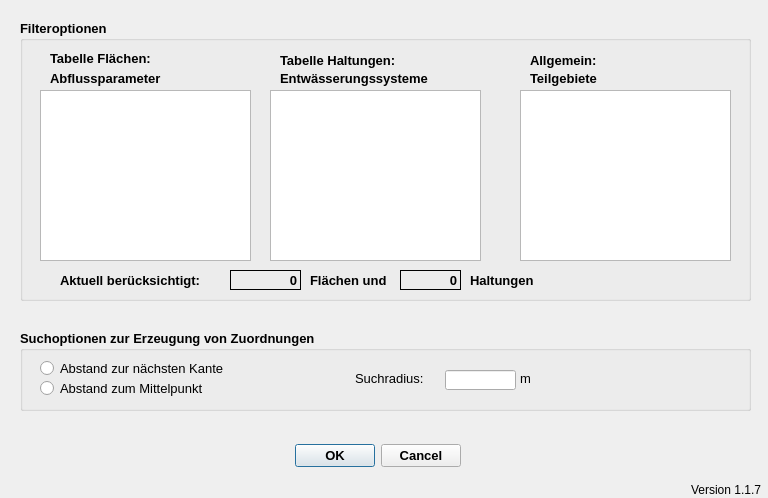
Before: the Qt Designer form application_createlines.ui in hoettges/QKan, drawn with Qt 5.
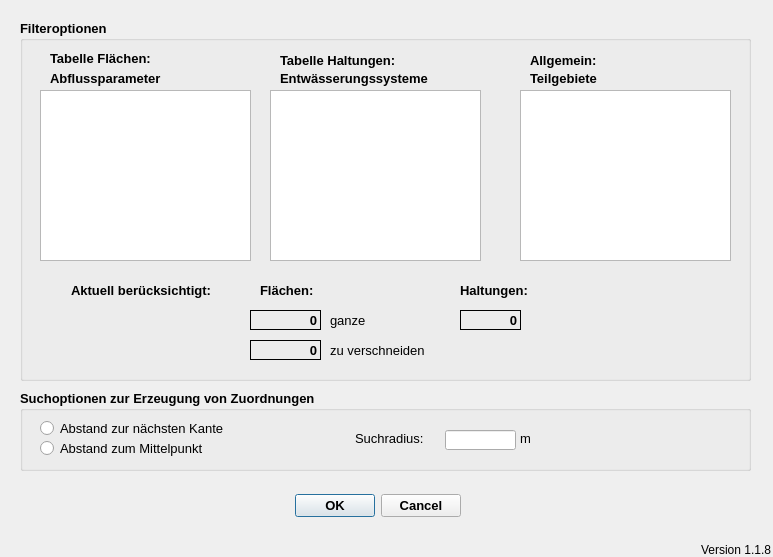
After: the same form once the commit is applied.

```diff
--- a/application_createlines.ui
+++ b/application_createlines.ui
@@ -6,8 +6,8 @@
    <rect>
     <x>0</x>
     <y>0</y>
-    <width>768</width>
-    <height>498</height>
+    <width>773</width>
+    <height>557</height>
    </rect>
   </property>
   <property name="windowTitle">
@@ -17,7 +17,7 @@
    <property name="geometry">
     <rect>
      <x>280</x>
-     <y>440</y>
+     <y>490</y>
      <width>181</width>
      <height>32</height>
     </rect>
@@ -42,8 +42,8 @@
   <widget class="QLabel" name="label_3">
    <property name="geometry">
     <rect>
-     <x>690</x>
-     <y>480</y>
+     <x>700</x>
+     <y>540</y>
      <width>71</width>
      <height>20</height>
     </rect>
@@ -52,7 +52,7 @@
     <string>Version QKan Import</string>
    </property>
    <property name="text">
-    <string>Version 1.1.7</string>
+    <string>Version 1.1.8</string>
    </property>
    <property name="alignment">
     <set>Qt::AlignRight|Qt::AlignTrailing|Qt::AlignVCenter</set>
@@ -64,7 +64,7 @@
      <x>20</x>
      <y>20</y>
      <width>731</width>
-     <height>281</height>
+     <height>361</height>
     </rect>
    </property>
    <property name="font">
@@ -242,9 +242,9 @@
    <widget class="QLabel" name="label_10">
     <property name="geometry">
      <rect>
-      <x>290</x>
-      <y>250</y>
-      <width>81</width>
+      <x>240</x>
+      <y>260</y>
+      <width>71</width>
       <height>20</height>
      </rect>
     </property>
@@ -256,14 +256,14 @@
      </font>
     </property>
     <property name="text">
-     <string>Flächen und</string>
+     <string>Flächen:</string>
     </property>
    </widget>
    <widget class="QLabel" name="lf_anzahl_flaechen">
     <property name="geometry">
      <rect>
-      <x>210</x>
-      <y>250</y>
+      <x>230</x>
+      <y>290</y>
       <width>71</width>
       <height>20</height>
      </rect>
@@ -288,9 +288,9 @@
    <widget class="QLabel" name="label_11">
     <property name="geometry">
      <rect>
-      <x>450</x>
-      <y>250</y>
-      <width>71</width>
+      <x>440</x>
+      <y>260</y>
+      <width>81</width>
       <height>20</height>
      </rect>
     </property>
@@ -302,14 +302,14 @@
      </font>
     </property>
     <property name="text">
-     <string>Haltungen</string>
+     <string>Haltungen:</string>
     </property>
    </widget>
    <widget class="QLabel" name="lf_anzahl_haltungen">
     <property name="geometry">
      <rect>
-      <x>380</x>
-      <y>250</y>
+      <x>440</x>
+      <y>290</y>
       <width>61</width>
       <height>20</height>
      </rect>
@@ -334,9 +334,9 @@
    <widget class="QLabel" name="label_12">
     <property name="geometry">
      <rect>
-      <x>40</x>
-      <y>250</y>
-      <width>161</width>
+      <x>20</x>
+      <y>260</y>
+      <width>171</width>
       <height>20</height>
      </rect>
     </property>
@@ -348,7 +348,97 @@
      </font>
     </property>
     <property name="text">
-     <string>Aktuell berücksichtigt: </string>
+     <string>Aktuell berücksichtigt:</string>
+    </property>
+    <property name="alignment">
+     <set>Qt::AlignRight|Qt::AlignTrailing|Qt::AlignVCenter</set>
+    </property>
+   </widget>
+   <widget class="QLabel" name="label_13">
+    <property name="geometry">
+     <rect>
+      <x>310</x>
+      <y>320</y>
+      <width>101</width>
+      <height>20</height>
+     </rect>
+    </property>
+    <property name="font">
+     <font>
+      <pointsize>10</pointsize>
+      <weight>50</weight>
+      <bold>false</bold>
+     </font>
+    </property>
+    <property name="toolTip">
+     <string extracomment="Anzahl der abhängig von den Filteroptionen zu berücksichtigenden Flächen (nur mit Verschneidung mit tezg-Flächen)"/>
+    </property>
+    <property name="statusTip">
+     <string extracomment="Anzahl der abhängig von den Filteroptionen zu berücksichtigenden Flächen (nur mit Verschneidung mit tezg-Flächen)"/>
+    </property>
+    <property name="text">
+     <string>zu verschneiden</string>
+    </property>
+   </widget>
+   <widget class="QLabel" name="lf_anzahl_flaechsec">
+    <property name="geometry">
+     <rect>
+      <x>230</x>
+      <y>320</y>
+      <width>71</width>
+      <height>20</height>
+     </rect>
+    </property>
+    <property name="font">
+     <font>
+      <pointsize>10</pointsize>
+      <weight>75</weight>
+      <bold>true</bold>
+     </font>
+    </property>
+    <property name="toolTip">
+     <string extracomment="Anzahl der abhängig von den Filteroptionen zu berücksichtigenden Flächen (nur mit Verschneidung mit tezg-Flächen)"/>
+    </property>
+    <property name="statusTip">
+     <string extracomment="Anzahl der abhängig von den Filteroptionen zu berücksichtigenden Flächen (nur mit Verschneidung mit tezg-Flächen)"/>
+    </property>
+    <property name="frameShape">
+     <enum>QFrame::Panel</enum>
+    </property>
+    <property name="text">
+     <string>0</string>
+    </property>
+    <property name="alignment">
+     <set>Qt::AlignRight|Qt::AlignTrailing|Qt::AlignVCenter</set>
+    </property>
+   </widget>
+   <widget class="QLabel" name="label_14">
+    <property name="geometry">
+     <rect>
+      <x>310</x>
+      <y>290</y>
+      <width>51</width>
+      <height>20</height>
+     </rect>
+    </property>
+    <property name="font">
+     <font>
+      <pointsize>10</pointsize>
+      <weight>50</weight>
+      <bold>false</bold>
+     </font>
+    </property>
+    <property name="toolTip">
+     <string extracomment="Anzahl der abhängig von den Filteroptionen zu berücksichtigenden ganzen Flächen"/>
+    </property>
+    <property name="statusTip">
+     <string extracomment="Anzahl der abhängig von den Filteroptionen zu berücksichtigenden ganzen Flächen"/>
+    </property>
+    <property name="text">
+     <string>ganze</string>
+    </property>
+    <property name="alignment">
+     <set>Qt::AlignLeading|Qt::AlignLeft|Qt::AlignVCenter</set>
     </property>
    </widget>
   </widget>
@@ -356,7 +446,7 @@
    <property name="geometry">
     <rect>
      <x>20</x>
-     <y>330</y>
+     <y>390</y>
      <width>731</width>
      <height>81</height>
     </rect>
```
Left out of the diff: 54 changed lines with no effect on the pictures.
